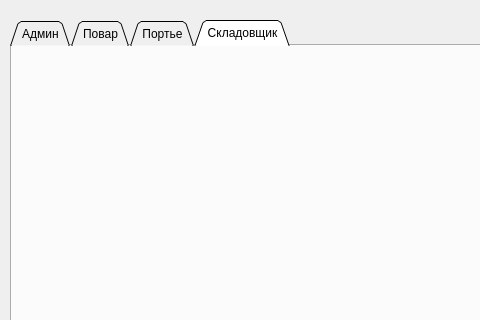
Before: the Qt Designer form MI_Client/admin.ui in Arankir/Labs, drawn with Qt 5; both pictures show x 0 to 480 and y 0 to 320 of the 908 by 692 pixel window.
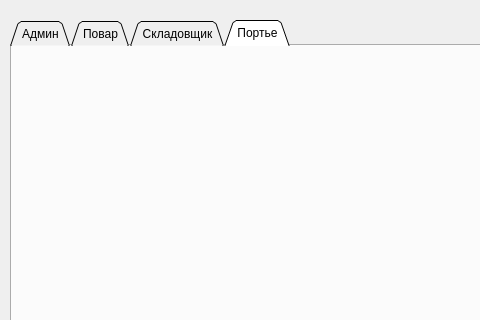
After: the same form once the commit is applied. The open tabs and pages were chosen to show the change.

Diff of the .ui file:
```diff
--- a/MI_Client/admin.ui
+++ b/MI_Client/admin.ui
@@ -274,14 +274,14 @@
    </widget>
    <widget class="QWidget" name="Whk">
     <attribute name="title">
-     <string>Портье</string>
-    </attribute>
-   </widget>
-   <widget class="QWidget" name="Stocker">
-    <attribute name="title">
      <string>Складовщик</string>
     </attribute>
    </widget>
+   <widget class="QWidget" name="Stocker">
+    <attribute name="title">
+     <string>Портье</string>
+    </attribute>
+   </widget>
   </widget>
  </widget>
  <resources/>
```
Left out of the diff: 2 changed lines with no effect on the pictures.
